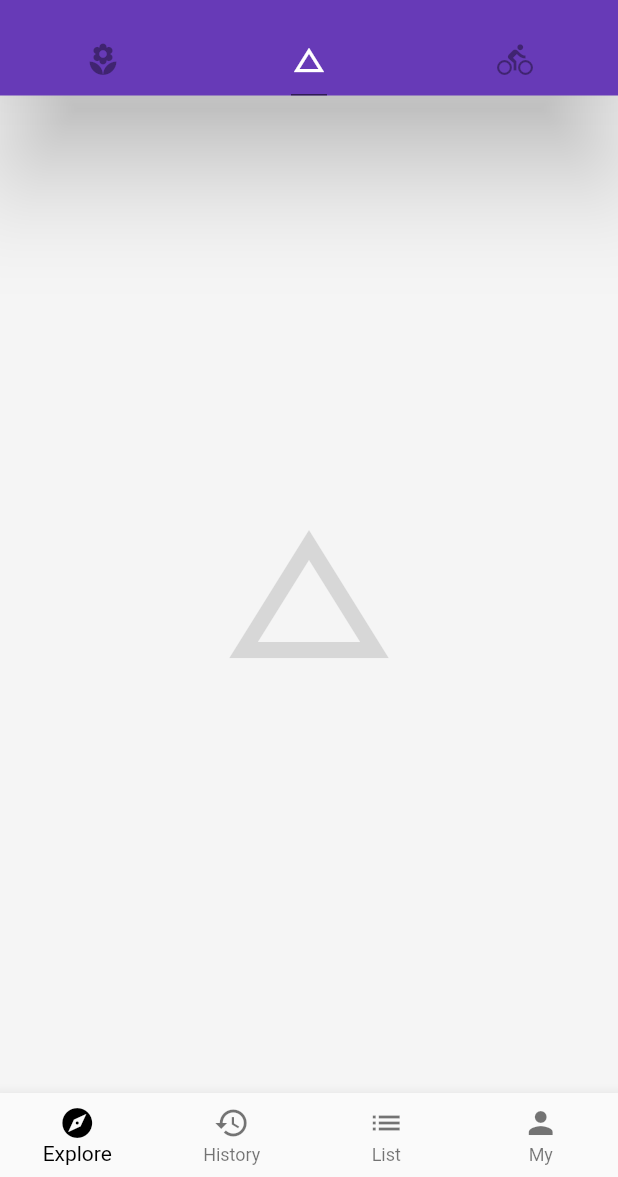
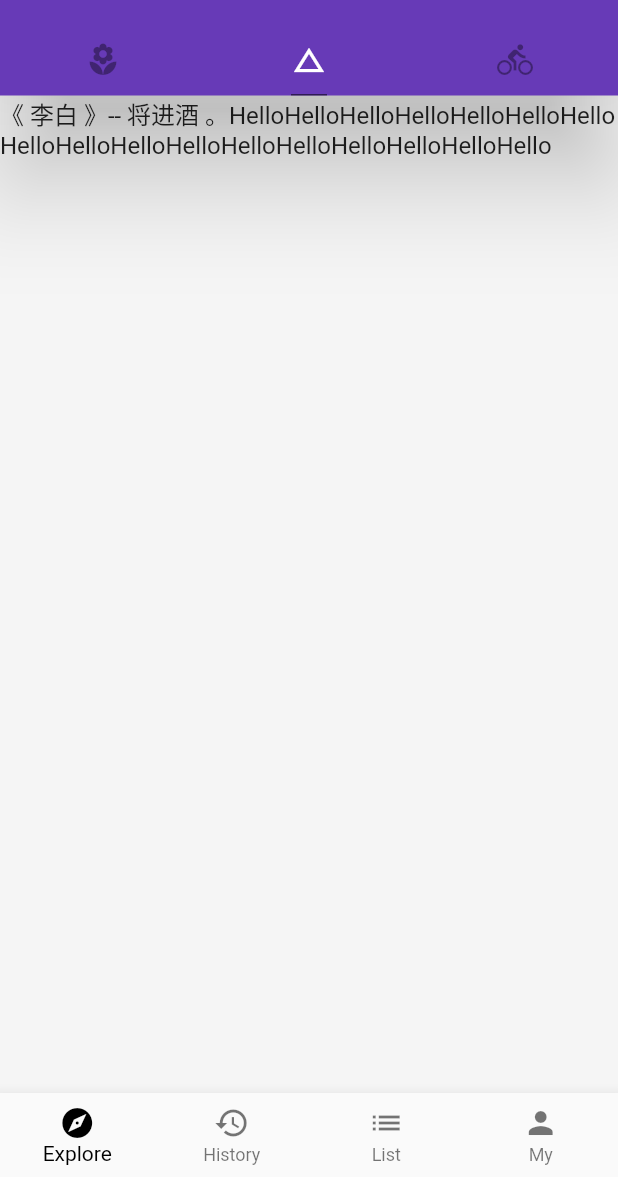
Before and after one commit to skylarsusu/susu_flutter, a Flutter app: the screen it shows after launch, tab 2 chosen, on a phone screen of 412 x 824 dp, the part 59-1236 px from its top. Run offline on Flutter 3.47's test engine with Material 2 defaults, Android fonts, the phone set to English and light mode, and no system bars; network calls fail.

```diff
--- /dev/null
+++ b/lib/Demo/BasicDemo.dart
@@ -0,0 +1,20 @@
+import 'package:flutter/material.dart';
+
+class BasicDemo extends StatelessWidget {
+  final TextStyle _textStyle = TextStyle(
+    fontSize: 16.0,
+  );
+  final String _author = '李白';
+  final String _title = '将进酒';
+  @override
+  Widget build(BuildContext context) {
+    // TODO: implement build
+    return Text(
+        '《 $_author 》-- $_title 。HelloHelloHelloHelloHelloHelloHelloHelloHelloHelloHelloHelloHelloHelloHelloHelloHello',
+        textAlign: TextAlign.left,
+      style: _textStyle,
+      maxLines: 3,
+      overflow: TextOverflow.ellipsis,
+    );
+  }
+}
--- a/lib/main.dart
+++ b/lib/main.dart
@@ -3,6 +3,7 @@ import 'model/post.dart';
 import 'Demo/ListViewDemo.dart';
 import 'Demo/DrawDemo.dart';
 import 'Demo/BottonNavigatorBarDemo.dart';
+import 'Demo/BasicDemo.dart';
 void main() => runApp(App());
 
 
@@ -62,7 +63,7 @@ class Home extends StatelessWidget {
             body: TabBarView(
               children: [
                 ListViewDemo(),
-                Icon(Icons.change_history, size: 128.0, color: Colors.black12),
+                BasicDemo(),
                 Icon(Icons.directions_bike, size: 128.0, color: Colors.black12),
               ],
             ),
```
